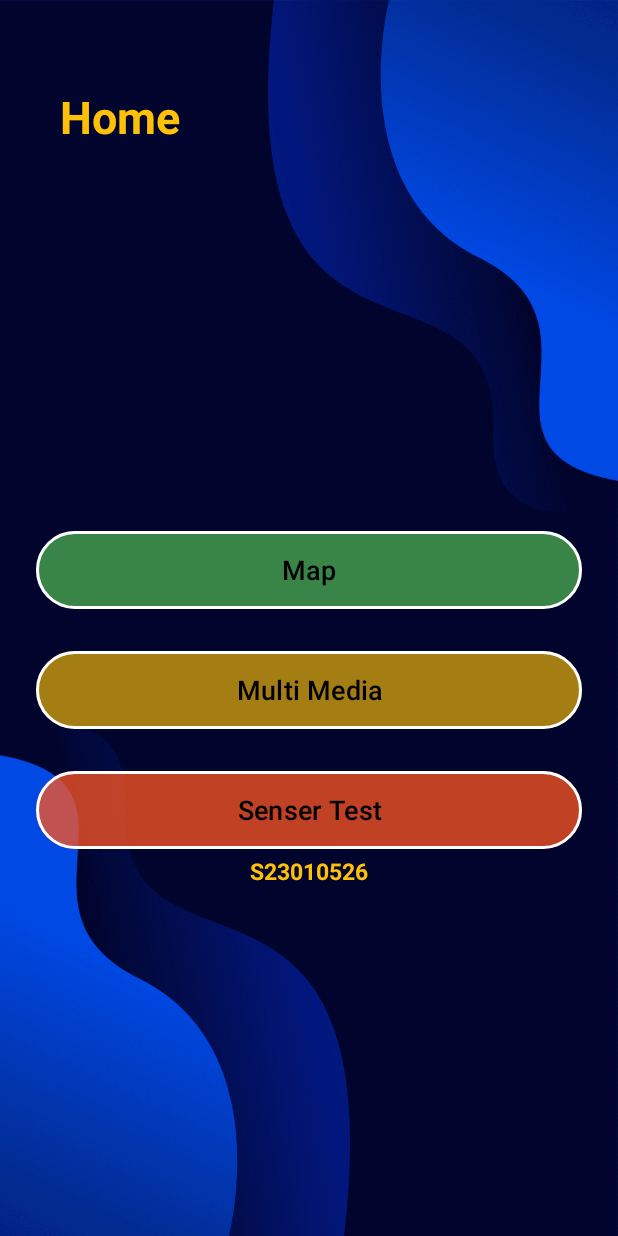
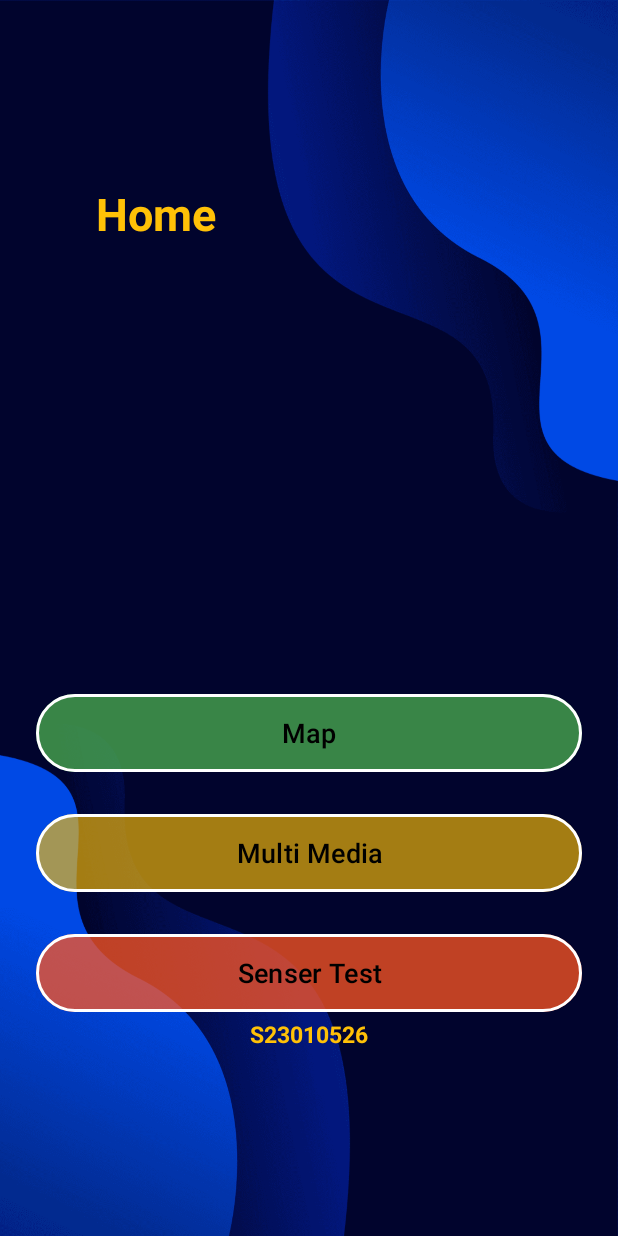
Before and after one commit to AsithaKanchana1/lab-activity-android-1, an Android app: the HomeActivity screen opened directly, with no data from a screen before it, on a phone screen of 412 x 824 dp. Run offline under Robolectric (Android 15) with nearby library versions, the phone set to English and light mode, and no system bars.

```diff
--- a/app/src/main/res/layout/activity_home.xml
+++ b/app/src/main/res/layout/activity_home.xml
@@ -8,32 +8,44 @@
     android:background="@drawable/bg_img2"
     tools:context=".HomeActivity">
 
-    <TextView
-        android:id="@+id/homeLable"
-        android:layout_width="match_parent"
-        android:layout_height="wrap_content"
-        android:layout_margin="40dp"
-        android:layout_marginStart="40dp"
-        android:layout_marginTop="16dp"
-        android:layout_marginEnd="40dp"
-        android:layout_marginBottom="1dp"
-        android:text="Home"
-        android:textColor="@color/yellow"
-        android:textSize="30sp"
-        android:textStyle="bold"
-        app:layout_constraintBottom_toTopOf="@+id/linearLayout"
-        app:layout_constraintEnd_toEndOf="parent"
-        app:layout_constraintStart_toStartOf="parent"
-        app:layout_constraintTop_toTopOf="parent" />
 
-
-<!--    <TextView-->
+    <!--    <TextView-->
 <!--        android:id="@+id/boxAroundHome"-->
 <!--        android:layout_width="409dp"-->
 <!--        android:layout_height="60dp"-->
 <!--        android:background="@drawable/custopm_edittext"-->
 <!--        tools:layout_editor_absoluteX="0dp"-->
 <!--        tools:layout_editor_absoluteY="16dp" />-->
+    <LinearLayout
+        android:id="@+id/homelayout"
+        android:layout_width="match_parent"
+        android:layout_height="wrap_content"
+        android:layout_gravity="center_horizontal"
+        android:orientation="vertical"
+        android:padding="24dp"
+        app:layout_constraintBottom_toTopOf="@+id/linearLayout"
+        app:layout_constraintEnd_toEndOf="parent"
+        app:layout_constraintStart_toStartOf="parent"
+        app:layout_constraintTop_toTopOf="parent">
+
+        <TextView
+            android:id="@+id/homeLable"
+            android:layout_width="match_parent"
+            android:layout_height="wrap_content"
+            android:layout_margin="40dp"
+            android:layout_marginStart="40dp"
+            android:layout_marginEnd="40dp"
+            android:layout_marginBottom="21dp"
+            android:text="Home"
+            android:textColor="@color/yellow"
+            android:textSize="30sp"
+            android:textStyle="bold"
+            app:layout_constraintBottom_toTopOf="@+id/linearLayout"
+            app:layout_constraintEnd_toEndOf="parent"
+            app:layout_constraintHorizontal_bias="1.0"
+            app:layout_constraintStart_toStartOf="parent"
+            app:layout_constraintTop_toTopOf="parent" />
+    </LinearLayout>
 
     <LinearLayout
         android:id="@+id/linearLayout"
@@ -41,7 +53,7 @@
         android:layout_height="wrap_content"
         android:layout_gravity="center_horizontal"
         android:layout_marginTop="20dp"
-        android:layout_marginBottom="191dp"
+        android:layout_marginBottom="100dp"
         android:orientation="vertical"
         android:padding="24dp"
         app:layout_constraintBottom_toBottomOf="parent"
```
Also changed, not shown: app/src/main/java/com/s23010526/asitha/DatabaseHelper.java (added, +60 -0 lines), app/src/main/java/com/s23010526/asitha/MainActivity.java (+30 -9 lines).
